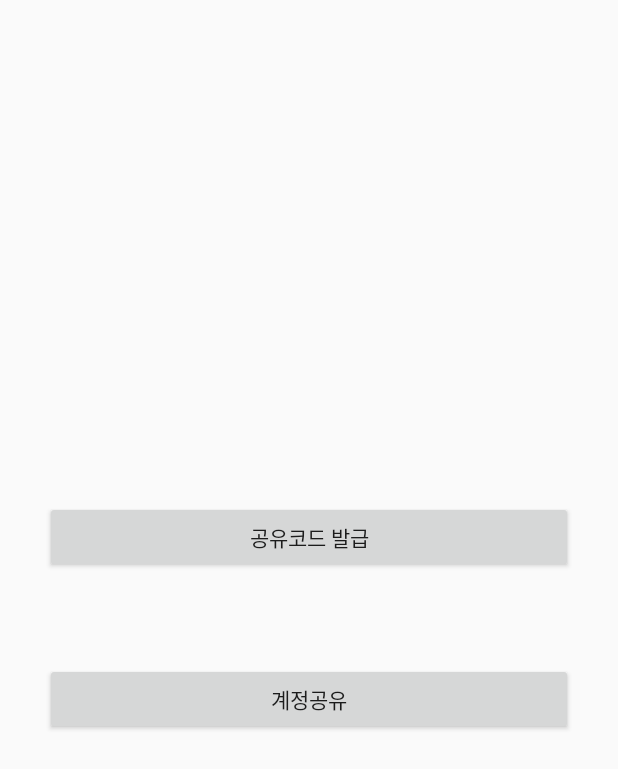
After one commit to yoonh-j/HRHJ, an Android app: the layout fragment_devicechange.xml on its own in the app's theme, with its tools: preview values and no code run, on a phone screen of 412 x 824 dp. The commit adds this screen. Shown: the top 769 px of the screen. Run offline under Robolectric (Android 15) with nearby library versions, the phone set to English and light mode, and no system bars.

Commit message:
기기변경 -> 기기공유로 변경 / 기능추가
관련 함수명 변경필요

```diff
--- a/BackEnd/hrhj_backend/src/main/java/com/winterproject/hrhj_backend/controller/DeviceCodeController.java
+++ b/BackEnd/hrhj_backend/src/main/java/com/winterproject/hrhj_backend/controller/DeviceCodeController.java
@@ -20,11 +20,13 @@ public class DeviceCodeController {
     public DeviceCodeController(DeviceCodeService deviceCodeService){ this.deviceCodeService = deviceCodeService;}
 
     @PostMapping(path = "/createdevicecode")
-    public void savePost(@RequestBody int uid) {
+    public DeviceCode savePost(@RequestBody int uid) {
         DeviceCode deviceCode = new DeviceCode();
         deviceCode.setUid(uid);
         deviceCode.setCode(deviceCodeService.createCode());
         deviceCodeService.saveDeviceCode(deviceCode);
+
+        return deviceCodeService.getDeviceCodeInfo(deviceCode.getCid());
     }
 
     @PostMapping(path = "/changedevice")
--- a/BackEnd/hrhj_backend/src/main/java/com/winterproject/hrhj_backend/service/DeviceCodeService.java
+++ b/BackEnd/hrhj_backend/src/main/java/com/winterproject/hrhj_backend/service/DeviceCodeService.java
@@ -49,6 +49,10 @@ public class DeviceCodeService {
             deviceCodeRepository.deleteById(newDevice.getCid());
             return newDevice.getUid();
         }
+    }
 
+    public DeviceCode getDeviceCodeInfo(int cid)
+    {
+        return deviceCodeRepository.findById(cid).orElse(new DeviceCode());
     }
 }
--- /dev/null
+++ b/FrontEnd/HRHJ/app/src/main/res/layout/fragment_devicechange.xml
@@ -0,0 +1,37 @@
+<?xml version="1.0" encoding="utf-8"?>
+<LinearLayout xmlns:android="http://schemas.android.com/apk/res/android"
+    android:orientation="vertical" android:layout_width="match_parent"
+    android:layout_height="match_parent" android:gravity="center">
+
+    <LinearLayout
+        android:layout_width="match_parent"
+        android:layout_height="wrap_content"
+        android:orientation="horizontal"
+        android:padding="30dp">
+
+        <Button
+            android:id="@+id/DCF_issueCode_Button"
+            android:layout_width="match_parent"
+            android:layout_height="wrap_content"
+            android:text="공유코드 발급" />
+
+    </LinearLayout>
+
+    <LinearLayout
+        android:layout_width="match_parent"
+        android:layout_height="wrap_content"
+        android:orientation="horizontal"
+        android:padding="30dp">
+
+        <Button
+            android:id="@+id/DCF_deviceChange_Button"
+            android:layout_width="match_parent"
+            android:layout_height="wrap_content"
+            android:text="계정공유" />
+
+
+    </LinearLayout>
+
+
+
+</LinearLayout>
--- a/FrontEnd/HRHJ/app/src/main/res/xml/fragment_preference.xml
+++ b/FrontEnd/HRHJ/app/src/main/res/xml/fragment_preference.xml
@@ -11,7 +11,7 @@
         android:key="help"
         android:icon="@android:drawable/ic_menu_help"/>
     <Preference
-        android:title="기기변경"
+        android:title="기기공유"
         android:key="deviceChange"
         android:icon="@android:drawable/ic_menu_info_details"/>
 
```
Also changed, not shown: FrontEnd/HRHJ/app/src/main/java/com/example/hrhj/DeviceShareFragment.java (added, +161 -0 lines), FrontEnd/HRHJ/app/src/main/java/com/example/hrhj/PreferenceFragment.java (+30 -1 lines), FrontEnd/HRHJ/app/src/main/java/com/example/hrhj/httpConnect/HttpConnection.java (+29 -0 lines), BackEnd/hrhj_backend/src/main/java/com/winterproject/hrhj_backend/controller/PostController.java (line endings or trailing spaces).
